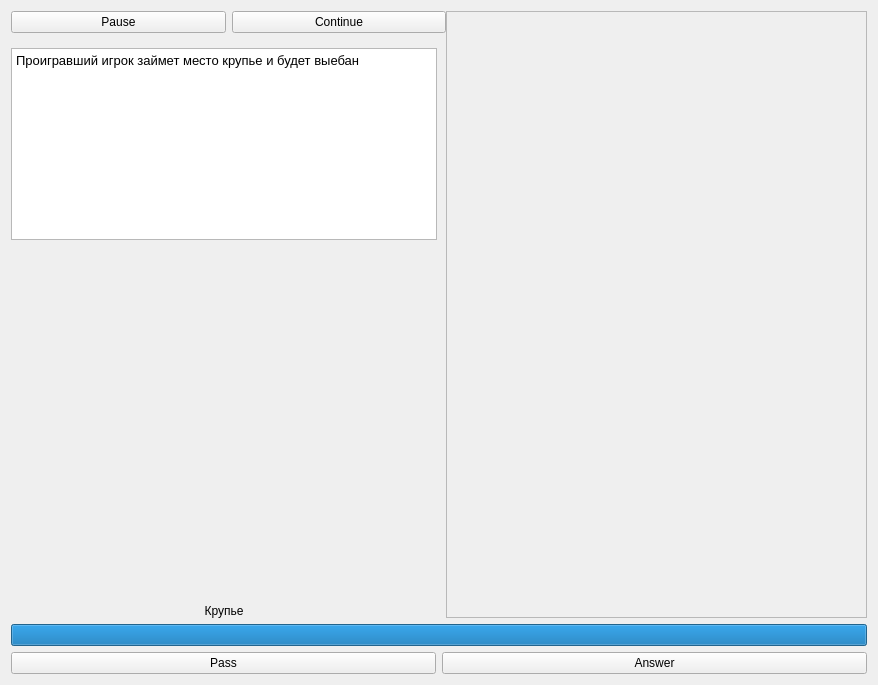
Old version of the form gamescreen.ui in the repository VoiceShifter/SiGame.
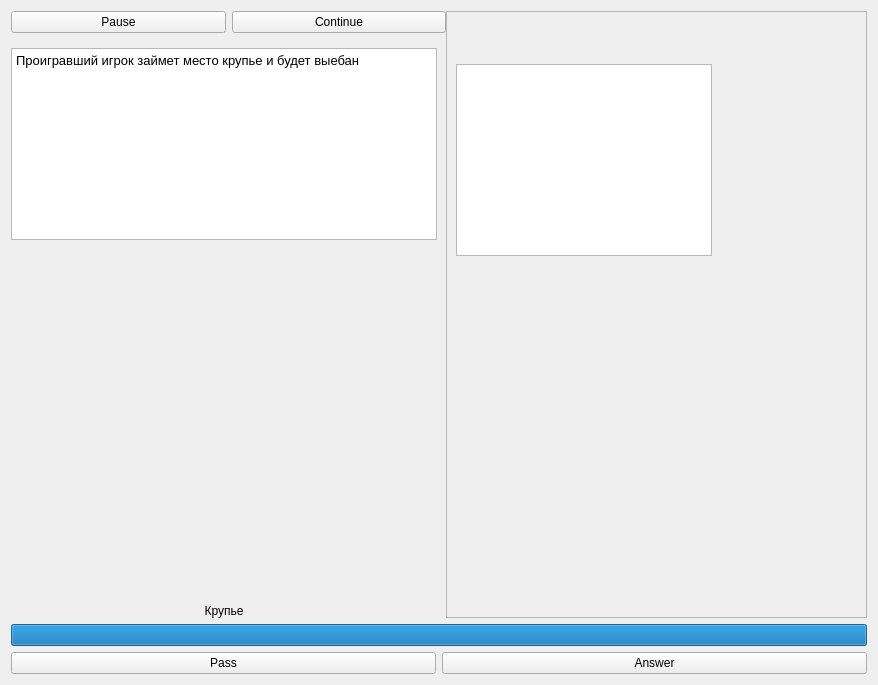
New version of the form. The open tabs and pages were chosen to show the change.

Commit message: fix: multi-option answer

```diff
--- a/gamescreen.ui
+++ b/gamescreen.ui
@@ -193,6 +193,38 @@
              </property>
             </widget>
            </item>
+           <item>
+            <widget class="QWidget" name="answerOptionsContainer" native="true">
+             <property name="sizePolicy">
+              <sizepolicy hsizetype="Ignored" vsizetype="Expanding">
+               <horstretch>0</horstretch>
+               <verstretch>1</verstretch>
+              </sizepolicy>
+             </property>
+             <widget class="QTableWidget" name="answerOptionsTable">
+              <property name="geometry">
+               <rect>
+                <x>0</x>
+                <y>0</y>
+                <width>256</width>
+                <height>192</height>
+               </rect>
+              </property>
+              <property name="horizontalScrollBarPolicy">
+               <enum>Qt::ScrollBarPolicy::ScrollBarAlwaysOff</enum>
+              </property>
+              <property name="verticalScrollBarPolicy">
+               <enum>Qt::ScrollBarPolicy::ScrollBarAlwaysOff</enum>
+              </property>
+              <property name="selectionMode">
+               <enum>QAbstractItemView::SelectionMode::NoSelection</enum>
+              </property>
+              <property name="wordWrap">
+               <bool>true</bool>
+              </property>
+             </widget>
+            </widget>
+           </item>
            <item>
             <widget class="QLabel" name="questionMediaLabel">
              <property name="sizePolicy">
```
The commit also changes 2 other files.
